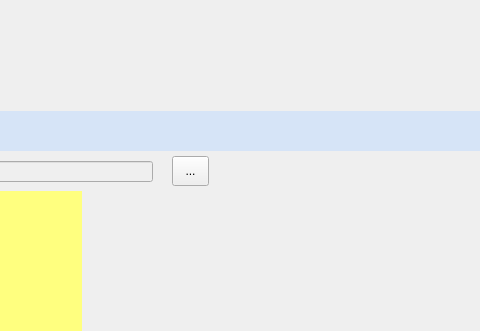
The window that MySeafileWindow/mainwindow.ui (lpxxn/MySeafleWindow) describes before a commit, drawn with Qt 5; both pictures show x 119 to 599 and y 0 to 331 of the 840 by 617 pixel window.
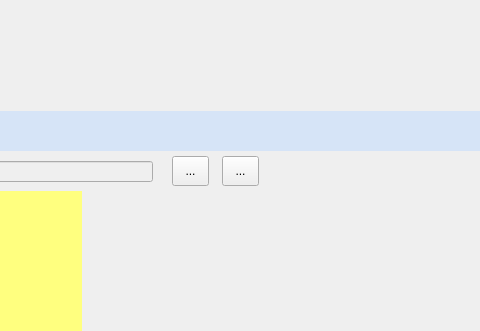
The same window after the commit. Custom widgets are drawn as their Qt base class.

```diff
--- a/MySeafileWindow/mainwindow.ui
+++ b/MySeafileWindow/mainwindow.ui
@@ -193,6 +193,25 @@
               <string>...</string>
              </property>
             </widget>
+            <widget class="QToolButton" name="btn_swishView">
+             <property name="geometry">
+              <rect>
+               <x>340</x>
+               <y>5</y>
+               <width>37</width>
+               <height>30</height>
+              </rect>
+             </property>
+             <property name="sizePolicy">
+              <sizepolicy hsizetype="Minimum" vsizetype="Minimum">
+               <horstretch>0</horstretch>
+               <verstretch>0</verstretch>
+              </sizepolicy>
+             </property>
+             <property name="text">
+              <string>...</string>
+             </property>
+            </widget>
            </widget>
           </item>
           <item>
```
Left out of the diff: 14 changed lines with no effect on the pictures.
